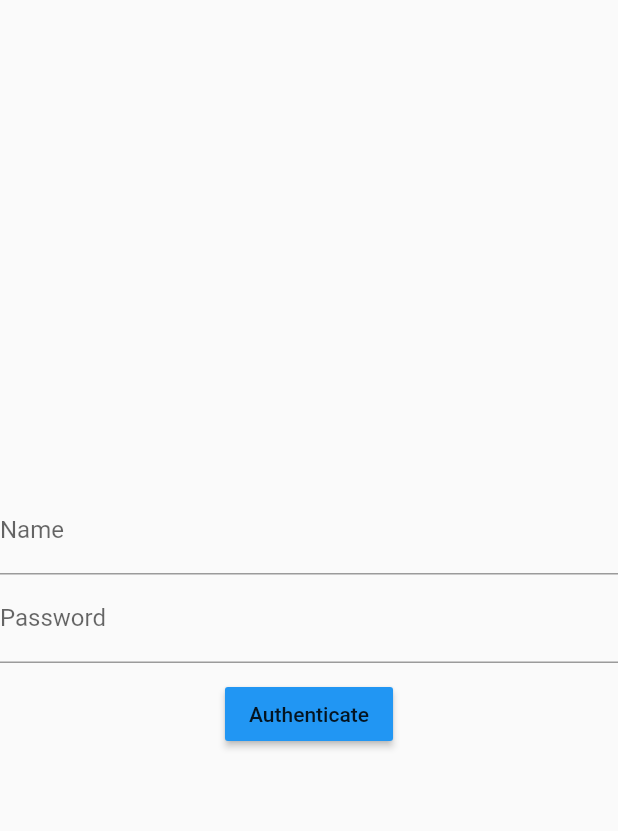
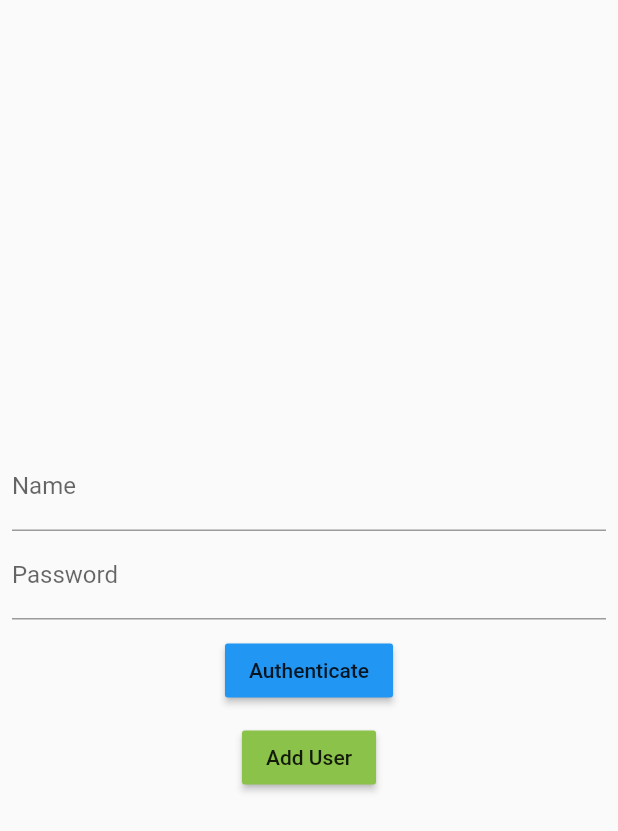
Before and after one commit to kesharaJayasinghe/flutterauth-app, a Flutter app: the screen it shows after launch, on a phone screen of 412 x 824 dp. Shown: the top 831 px of the screen. Run offline on Flutter 3.47's test engine with Material 2 defaults, Android fonts, the light colour scheme and no system bars; our stand-ins replace dio, fluttertoast.

Commit message:
Added - Add user function

```diff
--- a/lib/main.dart
+++ b/lib/main.dart
@@ -10,7 +10,8 @@ class MyApp extends StatelessWidget {
   @override
   Widget build(BuildContext context) {
     return MaterialApp(
-      title: 'Flutter Demo',
+      debugShowCheckedModeBanner: false,
+      title: 'Flutter Auth Demo',
       theme: ThemeData(
         // This is the theme of your application.
         //
--- a/lib/screens/loginscreen.dart
+++ b/lib/screens/loginscreen.dart
@@ -13,7 +13,9 @@ class _LoginScreenState extends State<LoginScreen> {
   @override
   Widget build(BuildContext context) {
     return Scaffold(
-      body: Column(
+      body: Padding(
+        padding: const EdgeInsets.all(8.0),
+        child: Column(
           mainAxisAlignment: MainAxisAlignment.center,
           children: <Widget>[
             TextField(
@@ -52,7 +54,28 @@ class _LoginScreenState extends State<LoginScreen> {
                 );
               },
             ),
+            SizedBox(height: 10.0),
+            RaisedButton(
+              child: Text('Add User'),
+              color: Colors.lightGreen,
+              onPressed: () {
+                AuthService().addUser(name, password).then(
+                  (val) {
+                    Fluttertoast.showToast(
+                      msg: val.data['msg'],
+                      toastLength: Toast.LENGTH_SHORT,
+                      gravity: ToastGravity.BOTTOM,
+                      timeInSecForIosWeb: 1,
+                      backgroundColor: Colors.lightGreen,
+                      textColor: Colors.black,
+                      fontSize: 16.0,
+                    );
+                  },
+                );
+              },
+            ),
           ],
+        ),
       ),
     );
   }
```
Also changed, not shown: lib/services/authenticate.dart (+12 -3 lines). Lines whose indentation alone changed are shown as unchanged.
